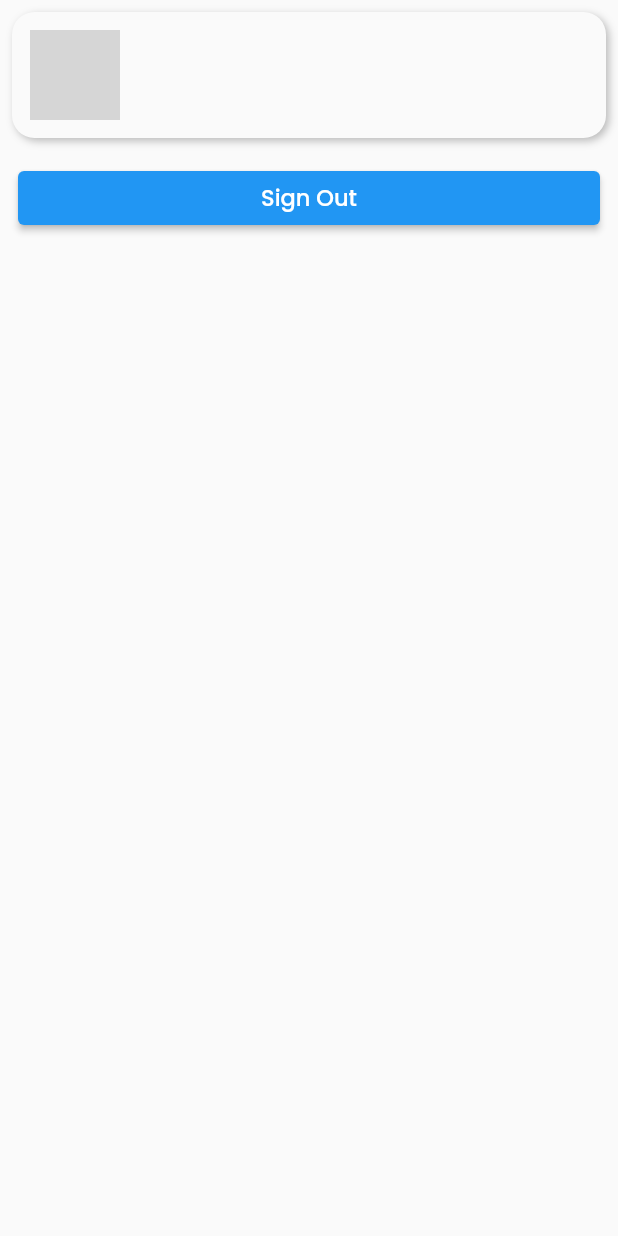
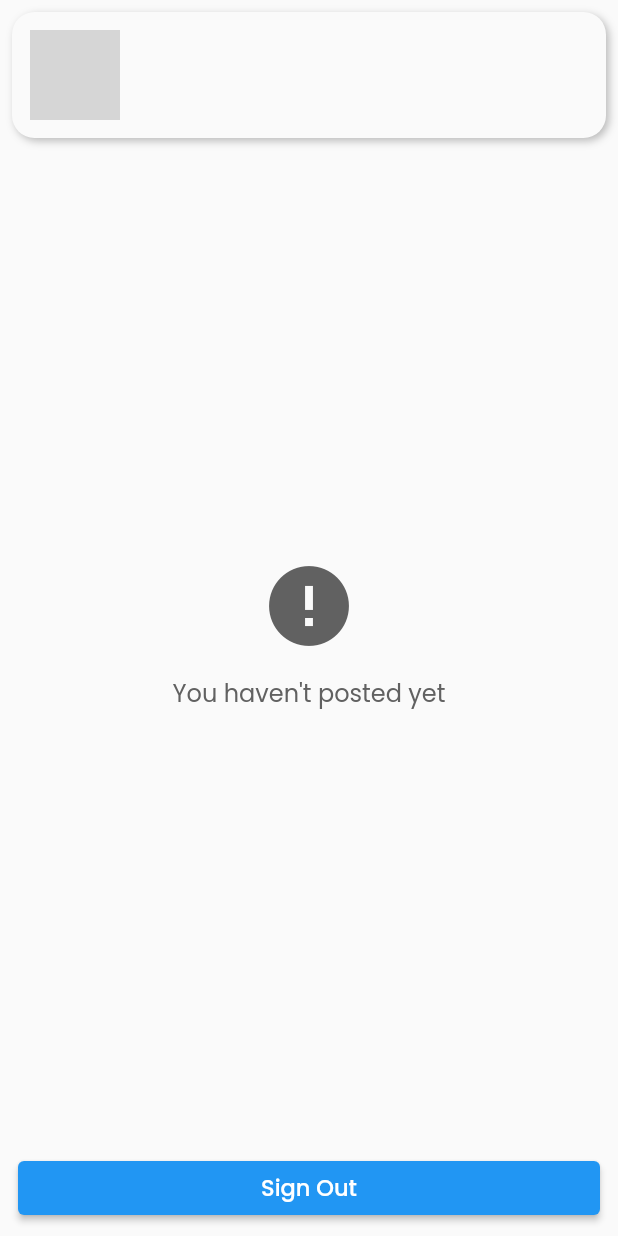
Before and after one commit to CS-JustinDelaRapa/Simplify, a Flutter app: the Profile screen opened directly, on a phone screen of 412 x 824 dp. Run offline on Flutter 3.47's test engine with Material 2 defaults, Android fonts, the phone set to English and light mode, and no system bars; our stand-ins replace cloud_firestore, curved_navigation_bar, firebase_auth, firebase_core, flutter_datetime_picker, flutter_local_notifications and 6 more; accounts and stored records are empty; grey boxes are pictures that could not be loaded.

Commit message:
Update profile.dart

```diff
--- a/lib/page/boosterCommunity/screen/home/profileTab/profile.dart
+++ b/lib/page/boosterCommunity/screen/home/profileTab/profile.dart
@@ -2,6 +2,7 @@ import 'package:cloud_firestore/cloud_firestore.dart';
 import 'package:firebase_auth/firebase_auth.dart';
 import 'package:flutter/material.dart';
 import 'package:simplify/page/boosterCommunity/screen/home/changeUserIcon/changeUserIcon.dart';
+import 'package:simplify/page/boosterCommunity/screen/home/homeTab/threadItem.dart';
 import 'package:simplify/page/boosterCommunity/service/firebaseHelper.dart';
 // import 'package:simplify/page/boosterCommunity/model/myuser.dart';
 // import 'package:simplify/page/boosterCommunity/screen/home/changeUserIcon/changeUserIcon.dart';
@@ -13,7 +14,7 @@ class Profile extends StatefulWidget {
   _ProfileState createState() => _ProfileState();
 }
 
-class _ProfileState extends State<Profile> with AutomaticKeepAliveClientMixin{
+class _ProfileState extends State<Profile> with AutomaticKeepAliveClientMixin {
   final CollectionReference userCollection =
       FirebaseFirestore.instance.collection('users');
   final FirebaseAuth _auth = FirebaseAuth.instance;
@@ -34,7 +35,7 @@ class _ProfileState extends State<Profile> with AutomaticKeepAliveClientMixin{
     super.build(context);
     return Scaffold(
       body: Column(
-        children: [
+        children: <Widget>[
           FutureBuilder<DocumentSnapshot>(
               future: userCollection.doc(userId).get(),
               builder: (context, snapshot) {
@@ -50,6 +51,8 @@ class _ProfileState extends State<Profile> with AutomaticKeepAliveClientMixin{
                   return Column(
                     children: <Widget>[
                       Padding(
+                        // user profile the nasa box
+                        //the box
                         padding: const EdgeInsets.all(8.0),
                         child: Container(
                           decoration: BoxDecoration(
@@ -63,6 +66,7 @@ class _ProfileState extends State<Profile> with AutomaticKeepAliveClientMixin{
                             ],
                           ),
                           child: Row(
+                            //profile image
                             children: [
                               Padding(
                                 padding: const EdgeInsets.all(12.0),
@@ -77,15 +81,18 @@ class _ProfileState extends State<Profile> with AutomaticKeepAliveClientMixin{
                                       onTap: () {
                                         showDialog(
                                           context: context,
-                                          builder: (context) => ChangeUserIcon(uid: data['uid'], userIcon: data['userIcon']) ,
+                                          builder: (context) => ChangeUserIcon(
+                                              uid: data['uid'],
+                                              userIcon: data['userIcon']),
                                           barrierDismissible: true,
-                                        ).then((value) => refreshState()) ;
+                                        ).then((value) => refreshState());
                                       },
                                     ),
                                   ],
                                 ),
                               ),
                               Column(
+                                //user profile data
                                 mainAxisAlignment: MainAxisAlignment.end,
                                 children: [
                                   Text(
@@ -98,20 +105,68 @@ class _ProfileState extends State<Profile> with AutomaticKeepAliveClientMixin{
                             ],
                           ),
                         ),
-                      )
+                      ),
                     ],
                   );
                 } else {
+                  //loading
                   return Padding(
                     padding: const EdgeInsets.only(top: 30),
                     child: Center(child: CircularProgressIndicator()),
                   );
                 }
               }),
+          Expanded(
+            child: StreamBuilder<QuerySnapshot>(
+                stream: FirebaseFirestore.instance
+                    .collection('thread')
+                    .where('publisher-Id', isEqualTo: userId)
+                    .snapshots(),
+                builder: (context, snapshot) {
+                  if (!snapshot.hasData) return LinearProgressIndicator();
+                  return Stack(
+                    children: <Widget>[
+                      snapshot.data!.docs.length > 0
+                          ? ListView(
+                              shrinkWrap: true,
+                              children: snapshot.data!.docs
+                                  .map((DocumentSnapshot postInfo) {
+                                return ThreadItem(
+                                    postInfo: postInfo, userId: userId);
+                              }).toList(),
+                            )
+                          : Container(
+                              child: Center(
+                                  child: Column(
+                                mainAxisAlignment: MainAxisAlignment.center,
+                                children: <Widget>[
+                                  Icon(
+                                    Icons.error,
+                                    color: Colors.grey[700],
+                                    size: 64,
+                                  ),
                                   Padding(
+                                    padding: const EdgeInsets.all(14.0),
+                                    child: Text(
+                                      'You haven\'t posted yet',
+                                      style: TextStyle(
+                                          fontSize: 16,
+                                          color: Colors.grey[700]),
+                                      textAlign: TextAlign.center,
+                                    ),
+                                  ),
+                                ],
+                              )),
+                            ),
+                    ],
+                  );
+                }),
+          ),
+          Padding(
+            //signout button
             padding: EdgeInsets.symmetric(vertical: 8, horizontal: 12),
             child: ElevatedButton(
-              onPressed: (){
+              onPressed: () {
                 AuthService().signOut();
               },
               child: Row(
```
Lines whose indentation alone changed are shown as unchanged.
